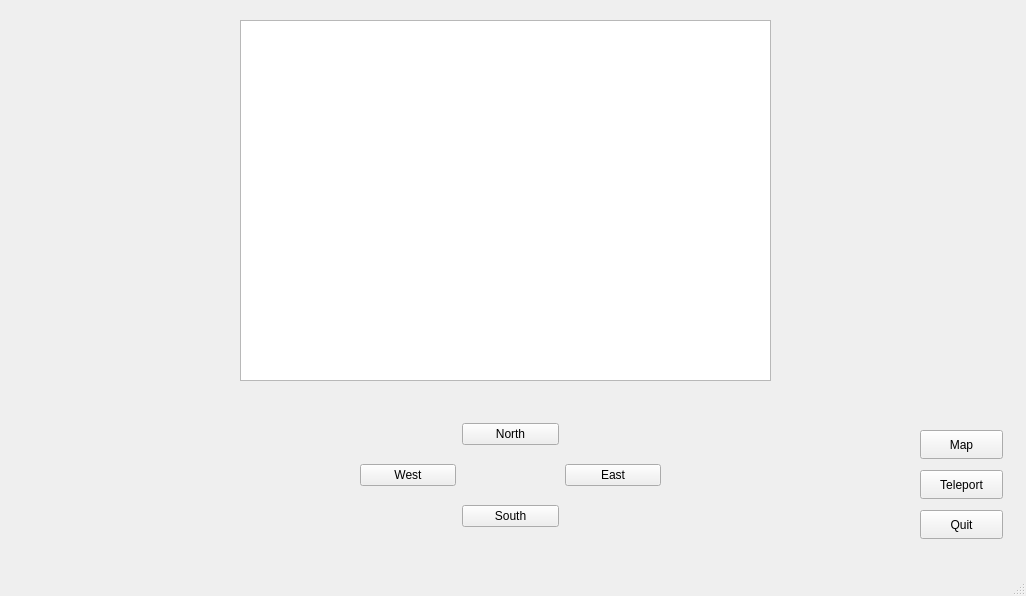
Old version of the form mainwindow.ui in the repository DavidWalshCode/Gork.
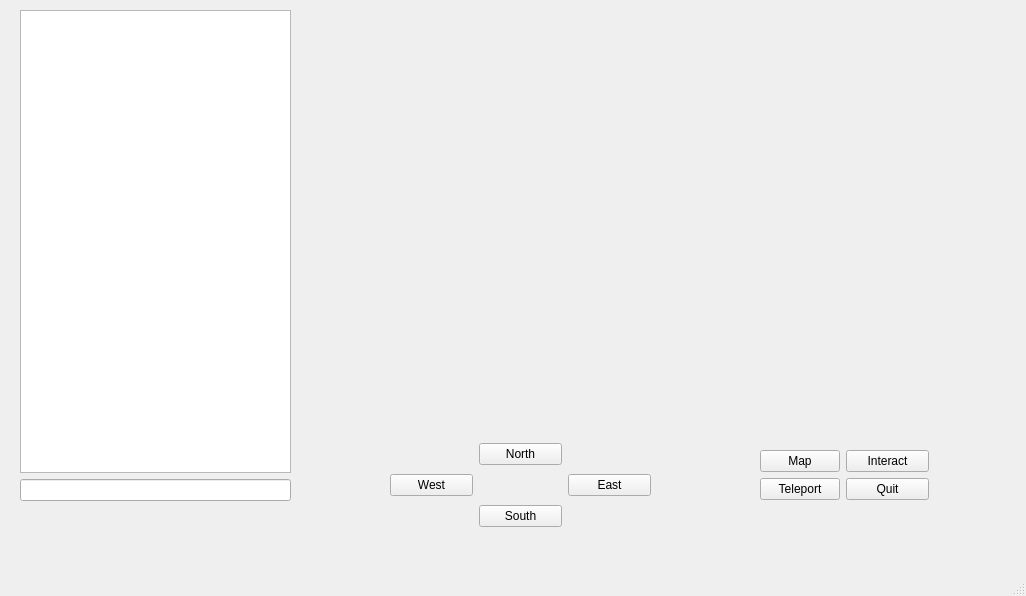
New version of the form.

Diff of the .ui file:
```diff
--- a/mainwindow.ui
+++ b/mainwindow.ui
@@ -13,80 +13,20 @@
   <property name="windowTitle">
    <string>MainWindow</string>
   </property>
+  <property name="documentMode">
+   <bool>false</bool>
+  </property>
   <widget class="QWidget" name="centralwidget">
-   <widget class="QTextEdit" name="textOutput">
+   <widget class="QWidget" name="layoutWidget">
     <property name="geometry">
      <rect>
-      <x>240</x>
-      <y>20</y>
-      <width>531</width>
-      <height>361</height>
-     </rect>
-    </property>
-   </widget>
-   <widget class="QPushButton" name="quitButton">
-    <property name="geometry">
-     <rect>
-      <x>920</x>
-      <y>510</y>
-      <width>83</width>
-      <height>29</height>
-     </rect>
-    </property>
-    <property name="text">
-     <string>Quit</string>
-    </property>
-   </widget>
-   <widget class="QPushButton" name="mapButton">
-    <property name="geometry">
-     <rect>
-      <x>920</x>
-      <y>430</y>
-      <width>83</width>
-      <height>29</height>
-     </rect>
-    </property>
-    <property name="text">
-     <string>Map</string>
-    </property>
-   </widget>
-   <widget class="QPushButton" name="teleportButton">
-    <property name="geometry">
-     <rect>
-      <x>920</x>
-      <y>470</y>
-      <width>83</width>
-      <height>29</height>
-     </rect>
-    </property>
-    <property name="text">
-     <string>Teleport</string>
-    </property>
-   </widget>
-   <widget class="QWidget" name="">
-    <property name="geometry">
-     <rect>
-      <x>360</x>
-      <y>410</y>
-      <width>301</width>
-      <height>131</height>
+      <x>390</x>
+      <y>440</y>
+      <width>261</width>
+      <height>91</height>
      </rect>
     </property>
     <layout class="QGridLayout" name="gridLayout">
-     <item row="2" column="1">
-      <widget class="QPushButton" name="southButton">
-       <property name="text">
-        <string>South</string>
-       </property>
-      </widget>
-     </item>
-     <item row="0" column="1">
-      <widget class="QPushButton" name="northButton">
-       <property name="text">
-        <string>North</string>
-       </property>
-      </widget>
-     </item>
      <item row="1" column="0">
       <widget class="QPushButton" name="westButton">
        <property name="text">
@@ -98,6 +38,89 @@
       <widget class="QPushButton" name="eastButton">
        <property name="text">
         <string>East</string>
+       </property>
+      </widget>
+     </item>
+     <item row="2" column="1">
+      <widget class="QPushButton" name="southButton">
+       <property name="text">
+        <string>South</string>
+       </property>
+      </widget>
+     </item>
+     <item row="0" column="1">
+      <widget class="QPushButton" name="northButton">
+       <property name="text">
+        <string>North</string>
+       </property>
+      </widget>
+     </item>
+    </layout>
+   </widget>
+   <widget class="QWidget" name="verticalLayoutWidget">
+    <property name="geometry">
+     <rect>
+      <x>20</x>
+      <y>10</y>
+      <width>271</width>
+      <height>491</height>
+     </rect>
+    </property>
+    <layout class="QVBoxLayout" name="verticalLayout">
+     <item>
+      <widget class="QTextEdit" name="outputConsole"/>
+     </item>
+     <item>
+      <widget class="QLineEdit" name="lineEdit"/>
+     </item>
+    </layout>
+   </widget>
+   <widget class="QWidget" name="horizontalLayoutWidget">
+    <property name="geometry">
+     <rect>
+      <x>310</x>
+      <y>10</y>
+      <width>701</width>
+      <height>401</height>
+     </rect>
+    </property>
+    <layout class="QHBoxLayout" name="horizontalLayout"/>
+   </widget>
+   <widget class="QWidget" name="formLayoutWidget">
+    <property name="geometry">
+     <rect>
+      <x>760</x>
+      <y>450</y>
+      <width>169</width>
+      <height>71</height>
+     </rect>
+    </property>
+    <layout class="QFormLayout" name="formLayout">
+     <item row="2" column="0">
+      <widget class="QPushButton" name="teleportButton">
+       <property name="text">
+        <string>Teleport</string>
+       </property>
+      </widget>
+     </item>
+     <item row="2" column="1">
+      <widget class="QPushButton" name="quitButton">
+       <property name="text">
+        <string>Quit</string>
+       </property>
+      </widget>
+     </item>
+     <item row="0" column="0">
+      <widget class="QPushButton" name="mapButton">
+       <property name="text">
+        <string>Map</string>
+       </property>
+      </widget>
+     </item>
+     <item row="0" column="1">
+      <widget class="QPushButton" name="mapButton_2">
+       <property name="text">
+        <string>Interact</string>
        </property>
       </widget>
      </item>
```
